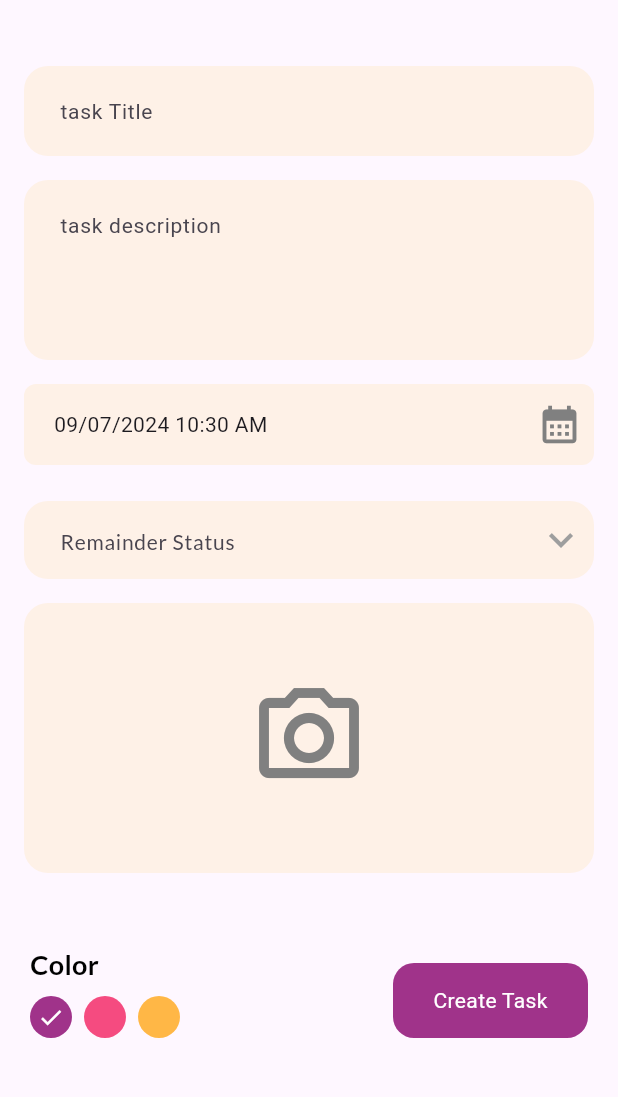
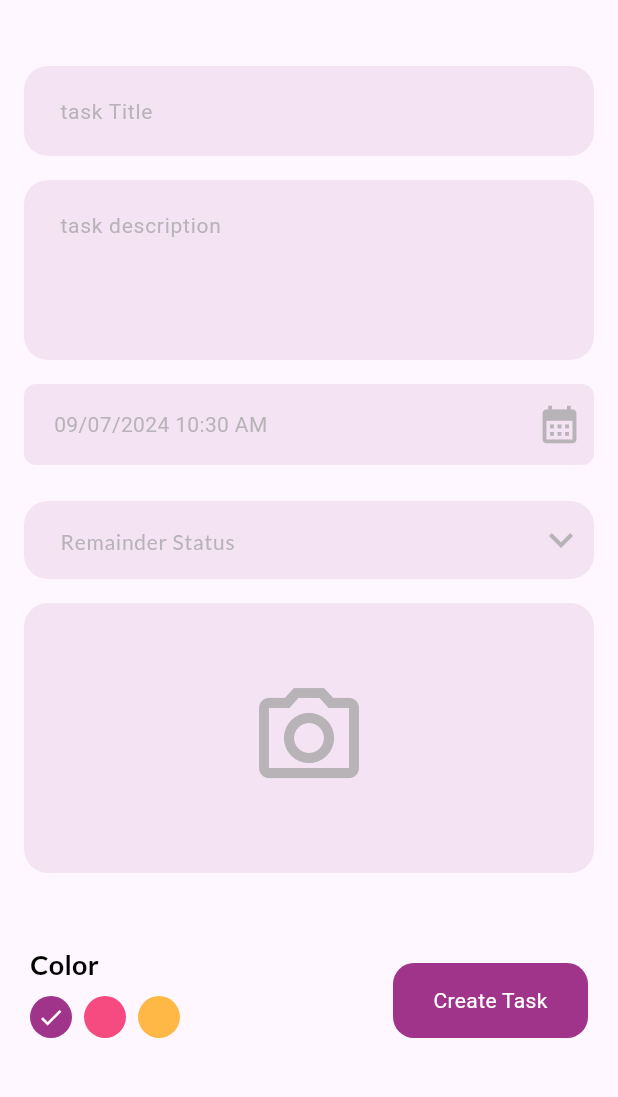
Before and after one commit to EusufUddin8926/todo_app, a Flutter app: the AddNoteScreen screen opened by its route, on a phone screen of 412 x 824 dp, the part 66-1163 px from its top. Run offline on Flutter 3.47's test engine with Material 3 defaults, Android fonts, the phone set to English and light mode, and no system bars; our stand-ins replace date_picker_timeline, flutter_datetime_picker_plus, flutter_local_notifications, flutter_staggered_animations, flutter_svg, fluttertoast and 8 more; missing offline and left inert: dart_jsonwebtoken; accounts and stored records are empty; generated files the repository leaves out were written again.

Commit message:
design revamp

```diff
--- a/lib/controller/note_controller.dart
+++ b/lib/controller/note_controller.dart
@@ -86,7 +86,10 @@ class NoteController extends GetxController {
     datatTimePicker.DatePicker.showDateTimePicker(
       context,
       showTitleActions: true,
-      onChanged: (date) => scheduleTime.value = date,
+      onChanged: (date){
+        scheduleTime.value = date;
+        isDateSelected.value = true;
+      },
       onConfirm: (date) {},
     );
   }
--- a/lib/main.dart
+++ b/lib/main.dart
@@ -1,23 +1,17 @@
 import 'package:flutter/material.dart';
 import 'package:get/get.dart';
-import 'package:get_storage/get_storage.dart';
 import 'package:todo_app/helpers/theme_services.dart';
 import 'package:todo_app/resources/getx_localization/languages.dart';
 import 'package:todo_app/resources/routes/routes.dart';
 import 'package:todo_app/resources/routes/routes_name.dart';
-import 'package:todo_app/services/notifi_service.dart';
 import 'package:todo_app/storage/app_prefs.dart';
 import 'package:todo_app/utils/di.dart';
-import 'package:timezone/data/latest.dart' as tz;
 import 'package:todo_app/utils/theme.dart';
 
 void main() async{
   WidgetsFlutterBinding.ensureInitialized();
 
  await initAppModule();
-  await GetStorage.init();
-  NotificationService().initNotification();
-  tz.initializeTimeZones();
   String initialRoute = await getInitialRoute();
 
   runApp( MyApp(initialRoute: initialRoute));
--- a/lib/resources/components/input_field.dart
+++ b/lib/resources/components/input_field.dart
@@ -25,7 +25,7 @@ class InputField extends StatelessWidget {
           height: 52,
           decoration: BoxDecoration(
             borderRadius: BorderRadius.circular(16),
-            color: AppColor.yellow.withOpacity(0.1),
+            color: primaryClr.withOpacity(0.1),
           ),
           child: Row(
             crossAxisAlignment: CrossAxisAlignment.start,
@@ -49,8 +49,9 @@ class InputField extends StatelessWidget {
                       borderRadius: BorderRadius.circular(16),
                     ),
                     hintText: hint,
-                    hintStyle: const TextStyle(
+                    hintStyle:  TextStyle(
                       fontSize: 14,
+                      color:  Colors.grey.withOpacity(0.7),
                     ),
                   ),
                 ),
--- a/lib/screen/add_note_screen.dart
+++ b/lib/screen/add_note_screen.dart
@@ -90,7 +90,7 @@ class _AddNoteScreenState extends State<AddNoteScreen> {
                 width: MediaQuery.sizeOf(context).width,
                 decoration: BoxDecoration(
                   borderRadius: BorderRadius.circular(16),
-                  color: AppColor.yellow.withOpacity(0.1),
+                  color: primaryClr.withOpacity(0.1),
                 ),
                 margin: const EdgeInsets.only(
                     left: 16, right: 16, top: Constants.dp_16),
@@ -115,8 +115,9 @@ class _AddNoteScreenState extends State<AddNoteScreen> {
                       borderRadius: BorderRadius.circular(16),
                     ),
                     hintText: "task Title",
-                    hintStyle: const TextStyle(
+                    hintStyle:  TextStyle(
                       fontSize: 14,
+                      color: Colors.grey.withOpacity(0.7)
                     ),
                   ),
                 ),
@@ -128,7 +129,7 @@ class _AddNoteScreenState extends State<AddNoteScreen> {
                 width: MediaQuery.sizeOf(context).width,
                 decoration: BoxDecoration(
                   borderRadius: BorderRadius.circular(16),
-                  color: AppColor.yellow.withOpacity(0.1),
+                  color: primaryClr.withOpacity(0.1),
                 ),
                 margin: const EdgeInsets.only(
                   left: 16,
@@ -155,8 +156,9 @@ class _AddNoteScreenState extends State<AddNoteScreen> {
                       borderRadius: BorderRadius.circular(16),
                     ),
                     hintText: "task description",
-                    hintStyle: const TextStyle(
+                    hintStyle:  TextStyle(
                       fontSize: 14,
+                       color:  Colors.grey.withOpacity(0.7)
                     ),
                   ),
                 ),
@@ -174,7 +176,7 @@ class _AddNoteScreenState extends State<AddNoteScreen> {
                 padding: const EdgeInsets.all(8),
                 decoration: BoxDecoration(
                   borderRadius: BorderRadius.circular(8.0),
-                  color: AppColor.yellow.withOpacity(0.1),
+                  color: primaryClr.withOpacity(0.1),
                 ),
                 child: Padding(
                   padding: const EdgeInsets.only(left: 12.0),
@@ -182,18 +184,20 @@ class _AddNoteScreenState extends State<AddNoteScreen> {
                     mainAxisAlignment: MainAxisAlignment.spaceBetween,
                     children: [
                       Obx(
-                        () => Text(
-                          DateFormat('MM/dd/yyyy HH:mm a')
-                              .format(noteController.scheduleTime.value),
+                        () => Text(DateFormat('MM/dd/yyyy HH:mm a').format(noteController.scheduleTime.value),
+                          style:  TextStyle(
+                            fontSize: 14,
+                            color:  noteController.isDateSelected.value ? Colors.black : Colors.grey.withOpacity(0.7),
+                          ),
                         ),
                       ),
                       InkWell(
                         onTap: () async {
                           await noteController.selectDatePickerDate(context);
                         },
-                        child: const Icon(
+                        child:  Icon(
                           Icons.calendar_month,
-                          color: AppColor.gray,
+                          color:  Colors.grey.withOpacity(0.7),
                           size: 30,
                         ),
                       ),
@@ -212,11 +216,11 @@ class _AddNoteScreenState extends State<AddNoteScreen> {
                   widget: Row(
                     children: [
                       DropdownButton<String>(
-                          icon: const Padding(
+                          icon:  Padding(
                             padding: EdgeInsets.only(top: 4.0),
                             child: Icon(
                               Icons.keyboard_arrow_down,
-                              color: Colors.grey,
+                              color:  Colors.grey.withOpacity(0.7),
                             ),
                           ),
                           iconSize: 32,
@@ -253,7 +257,7 @@ class _AddNoteScreenState extends State<AddNoteScreen> {
                   width: MediaQuery.sizeOf(context).width,
                   decoration: BoxDecoration(
                     borderRadius: BorderRadius.circular(16),
-                    color: AppColor.yellow.withOpacity(0.1),
+                    color: primaryClr.withOpacity(0.1),
                   ),
                   margin: const EdgeInsets.only(left: 16, right: 16),
                   constraints: const BoxConstraints(
@@ -266,7 +270,7 @@ class _AddNoteScreenState extends State<AddNoteScreen> {
                         children: [
                           Icon(
                             Icons.camera_alt_outlined,
-                            color: AppColor.gray,
+                            color:  Colors.grey.withOpacity(0.7),
                             size: 80,
                           ),
                         ],
@@ -286,7 +290,7 @@ class _AddNoteScreenState extends State<AddNoteScreen> {
                   }),
                 ),
               ),
-              SizedBox(
+              const SizedBox(
                 height: Constants.dp_40,
               ),
               noteData == null
```
Also changed, not shown: lib/screen/login_screen.dart (+14 -8 lines), lib/screen/note_screen.dart (+43 -3 lines), lib/utils/di.dart (+9 -0 lines).
